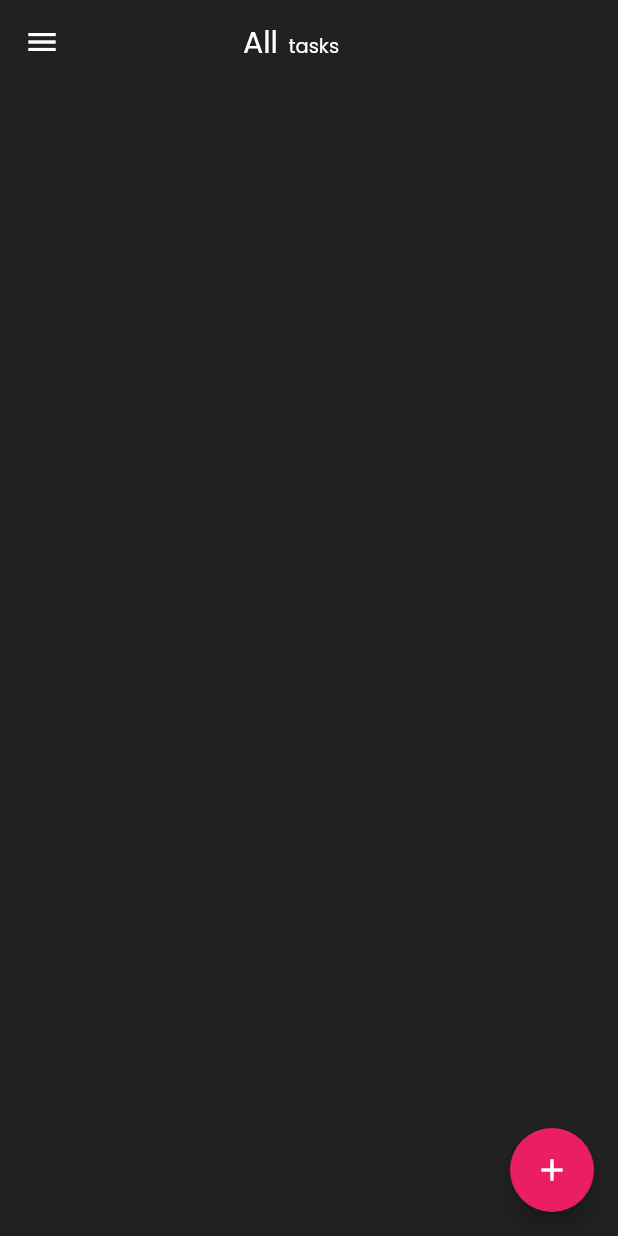
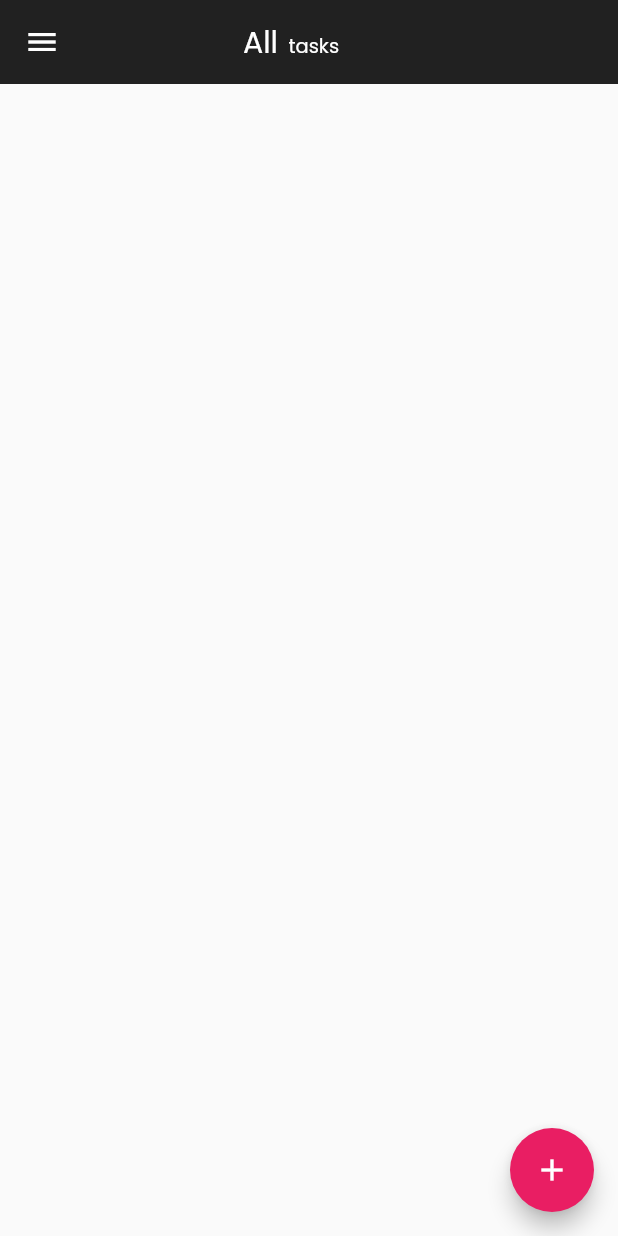
Before and after one commit to narjesabdolii/todolist-app, a Flutter app: the screen it shows after launch, on a phone screen of 412 x 824 dp. Run offline on Flutter 3.47's test engine with Material 2 defaults, Android fonts, the phone set to English and light mode, and no system bars; our stand-ins replace get.

Commit message:
changing theme and adding drawer

```diff
--- a/lib/Screens/Home.dart
+++ b/lib/Screens/Home.dart
@@ -14,7 +14,28 @@ class HomeScreen extends StatelessWidget {
 
     return  Scaffold(
       appBar: buildAppBar(),
-     backgroundColor: Colors.grey[900],
+      drawer: Drawer(
+        child: ListView(
+          padding: EdgeInsets.zero,
+          children:  <Widget>[
+            const DrawerHeader(
+            decoration: BoxDecoration(
+             color: Colors.blue,
+            ),
+              child: Text('Settings'),
+            ),
+            ListTile(
+              title: const Text('Theme'),
+              trailing: Get.isDarkMode ? Icon(Icons.wb_sunny) : Icon(Icons.nightlight_round),
+              onTap: ()
+              {
+                  Get.isDarkMode ?  Get.changeTheme(ThemeData.light()) : Get.changeTheme(ThemeData.dark());
+                  Get.back();
+              },
+            )
+          ],
+        ),
+      ),
       floatingActionButton: FloatingActionButton(
         backgroundColor: Colors.pink,
         child: const Icon(Icons.add),
@@ -29,10 +50,10 @@ class HomeScreen extends StatelessWidget {
                   title: Text(
                     toDoController.todos[index].title,
                     style: (toDoController.todos[index].done) ? const TextStyle(
-                      color: Colors.white,
+                      color: Colors.grey,
                       fontFamily: 'Poppins-Regular'
                     ) : const TextStyle(
-                        color: Colors.grey,
+                        color: Colors.white,
                         fontFamily: 'Poppins-Regular'
                     ),
                   ),
@@ -52,7 +73,9 @@ class HomeScreen extends StatelessWidget {
                       borderRadius: BorderRadius.circular(8),
                     ),
                   ),
-                  trailing: const Icon(Icons.chevron_right),
+                  trailing: const Icon(Icons.chevron_right
+                  ,color: Colors.grey,
+                  ),
                 ),
               separatorBuilder:  (_, __) => const Divider(),
               itemCount: toDoController.todos.length,
@@ -89,10 +112,7 @@ class HomeScreen extends StatelessWidget {
           ),
       backgroundColor: Colors.grey[900],
       centerTitle: true,
-      leading: IconButton(
-        icon: const Icon(Icons.menu),
-        onPressed: () {},
-      ),
+
     );
   }
 }
```
Also changed, not shown: lib/main.dart (+5 -2 lines).
